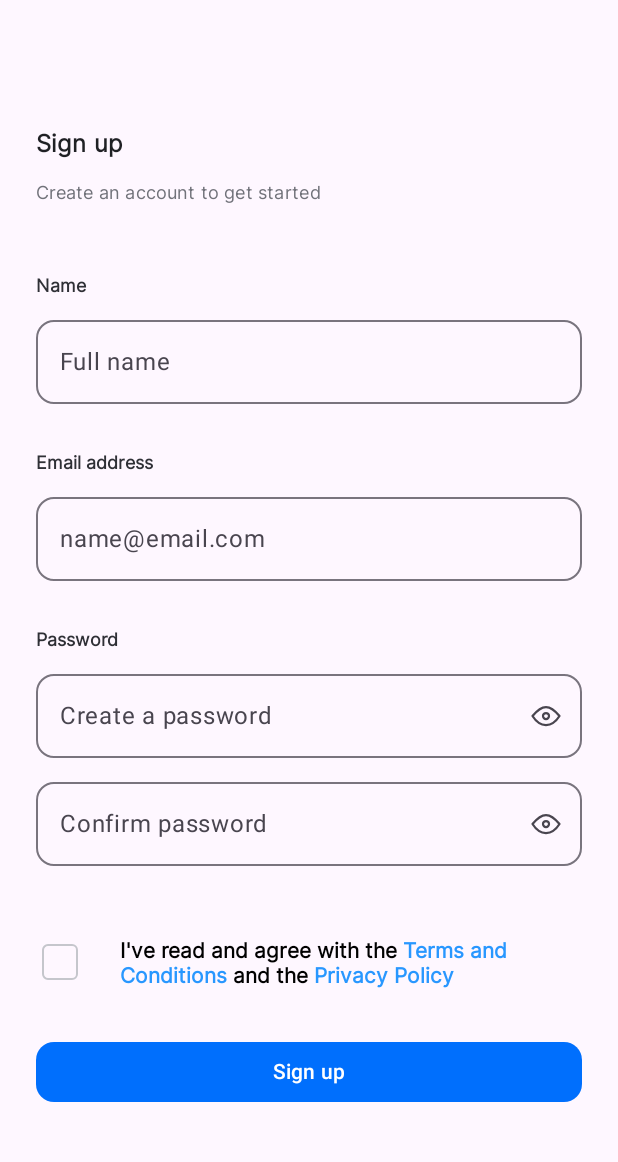
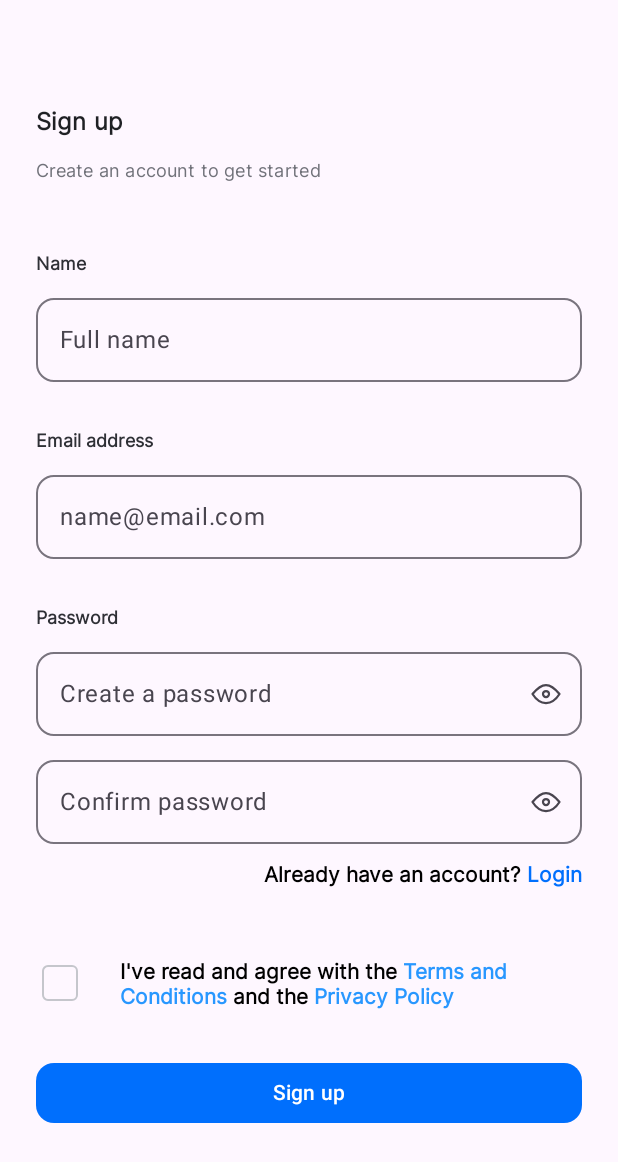
Before and after one commit to slothdeboss/ComposePractice, an Android app built with Jetpack Compose: the @Preview function SignUpScreenPreview, on a phone screen of 412 x 824 dp. Shown: the top 1162 px of the screen. Run offline under Robolectric (Android 15) with nearby library versions, the phone set to English and light mode, and no system bars.

Commit message:
Added compose nav component integration. Created ComposePracticeNavHost and NavDirections to apply simple navigation

```diff
--- a/app/build.gradle
+++ b/app/build.gradle
@@ -46,6 +46,10 @@ android {
     }
 }
 
+ext {
+    nav_version = "2.6.0"
+}
+
 dependencies {
 
     implementation 'androidx.core:core-ktx:1.8.0'
@@ -57,7 +61,7 @@ dependencies {
     implementation 'androidx.compose.ui:ui-graphics'
     implementation 'androidx.compose.ui:ui-tooling-preview'
     implementation 'androidx.compose.material3:material3'
-    implementation 'androidx.compose.ui:ui-text-google-fonts'
+    implementation "androidx.navigation:navigation-compose:$nav_version"
     testImplementation 'junit:junit:4.13.2'
     androidTestImplementation 'androidx.test.ext:junit:1.1.3'
     androidTestImplementation 'androidx.test.espresso:espresso-core:3.4.0'
--- /dev/null
+++ b/app/src/main/java/com/slothdeboss/composepractice/ui/navigation/NavDirections.kt
@@ -0,0 +1,6 @@
+package com.slothdeboss.composepractice.ui.navigation
+
+object NavDirections {
+    const val login = "__login"
+    const val signUp = "__sign_up"
+}
--- a/app/src/main/java/com/slothdeboss/composepractice/ui/screens/SignUpScreen.kt
+++ b/app/src/main/java/com/slothdeboss/composepractice/ui/screens/SignUpScreen.kt
@@ -18,6 +18,7 @@ import androidx.compose.material3.Surface
 import androidx.compose.material3.Text
 import androidx.compose.runtime.Composable
 import androidx.compose.runtime.remember
+import androidx.compose.ui.Alignment
 import androidx.compose.ui.ExperimentalComposeUiApi
 import androidx.compose.ui.Modifier
 import androidx.compose.ui.focus.FocusRequester
@@ -36,7 +37,9 @@ import com.slothdeboss.composepractice.ui.theme.highlightButtonColors
 import com.slothdeboss.composepractice.ui.util.HorizontalPadding12
 import com.slothdeboss.composepractice.ui.util.VerticalPadding16
 import com.slothdeboss.composepractice.ui.util.VerticalPadding24
+import com.slothdeboss.composepractice.ui.util.VerticalPadding6
 import com.slothdeboss.composepractice.ui.util.VerticalPadding8
+import com.slothdeboss.composepractice.ui.views.AlreadyHaveAccountSpannable
 import com.slothdeboss.composepractice.ui.views.OutlinedTextWithPlaceholder
 import com.slothdeboss.composepractice.ui.views.PasswordOutlinedText
 import com.slothdeboss.composepractice.ui.views.RoundedCornerCheckBox
@@ -44,7 +47,10 @@ import com.slothdeboss.composepractice.ui.views.TermsAndConditionsSpannable
 
 @OptIn(ExperimentalComposeUiApi::class)
 @Composable
-fun SignUpScreen(modifier: Modifier = Modifier) {
+fun SignUpScreen(
+    modifier: Modifier = Modifier,
+    onLoginClick: () -> Unit = {}
+) {
 
     val colors = ComposePracticeTheme.colors
 
@@ -169,6 +175,13 @@ fun SignUpScreen(modifier: Modifier = Modifier) {
                 )
             )
 
+            Spacer(modifier = VerticalPadding6)
+
+            AlreadyHaveAccountSpannable(
+                modifier = Modifier.align(Alignment.End),
+                onLoginClick = onLoginClick
+            )
+
             Spacer(modifier = VerticalPadding24)
 
             Row(
--- a/app/src/main/java/com/slothdeboss/composepractice/ui/views/Spannable.kt
+++ b/app/src/main/java/com/slothdeboss/composepractice/ui/views/Spannable.kt
@@ -14,7 +14,10 @@ import com.slothdeboss.composepractice.ui.theme.HighlightDarkest
 import com.slothdeboss.composepractice.ui.theme.LocalColors
 
 @Composable
-fun RegisterNowSpannable(modifier: Modifier = Modifier) {
+fun RegisterNowSpannable(
+    modifier: Modifier = Modifier,
+    onRegisterClick: () -> Unit = {}
+) {
     val registerNowTag = "__register_now"
     val registerNow = stringResource(id = R.string.register_now)
     val annotatedString = buildAnnotatedString {
@@ -33,7 +36,7 @@ fun RegisterNowSpannable(modifier: Modifier = Modifier) {
         onClick = { offset ->
             annotatedString
                 .getStringAnnotations(tag = registerNowTag, start = offset, end = offset)
-                .firstOrNull()?.let { Log.e("TAG", it.item) }
+                .firstOrNull()?.let { onRegisterClick() }
         }
     )
 }
@@ -77,3 +80,34 @@ fun TermsAndConditionsSpannable(modifier: Modifier = Modifier) {
         }
     )
 }
+
+@Composable
+fun AlreadyHaveAccountSpannable(
+    modifier: Modifier = Modifier,
+    onLoginClick: () -> Unit = {}
+) {
+    val colors = LocalColors.current
+    val loginTag = "__login"
+
+    val login = stringResource(id = R.string.login)
+
+    val annotatedString = buildAnnotatedString {
+        append(stringResource(id = R.string.already_have_an_account))
+        append(" ")
+        withStyle(style = SpanStyle(color = colors.highlight.darkest)) {
+            pushStringAnnotation(tag = loginTag, annotation = login)
+            append(login)
+        }
+    }
+
+    ClickableText(
+        modifier = modifier,
+        text = annotatedString,
+        style = ComposePracticeTheme.typography.actionL,
+        onClick = { offset ->
+            annotatedString
+                .getStringAnnotations(tag = loginTag, start = offset, end = offset)
+                .firstOrNull()?.let { onLoginClick() }
+        }
+    )
+}
--- a/app/src/main/res/values/strings.xml
+++ b/app/src/main/res/values/strings.xml
@@ -20,4 +20,5 @@
     <string name="and_the">and the</string>
     <string name="terms_and_conditions">Terms and Conditions</string>
     <string name="privacy_policy">Privacy Policy</string>
+    <string name="already_have_an_account">Already have an account?</string>
 </resources>
```
Also changed, not shown: app/src/main/java/com/slothdeboss/composepractice/MainActivity.kt (+4 -44 lines), app/src/main/java/com/slothdeboss/composepractice/ui/navigation/NavHost.kt (added, +31 -0 lines), app/src/main/java/com/slothdeboss/composepractice/ui/screens/LoginScreen.kt (+7 -3 lines).
